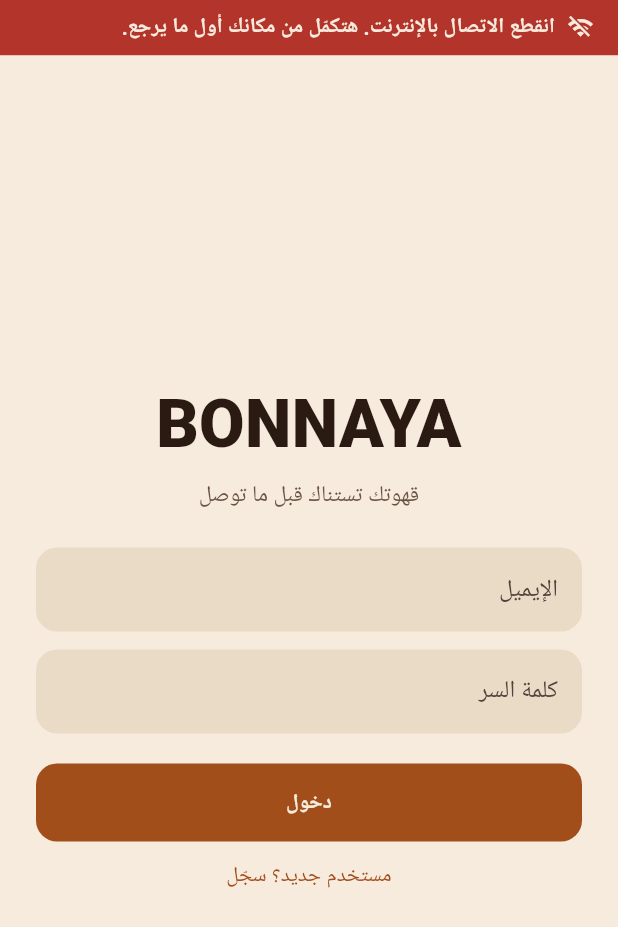
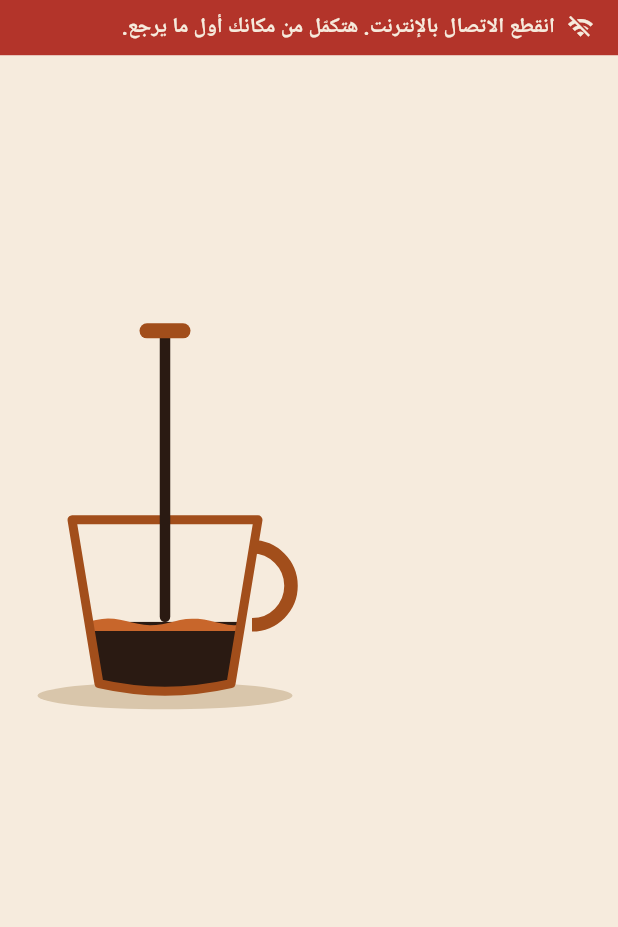
Before and after one commit to ahmedtepry/Tomiha, a Flutter app: the first screen one second after launch, on a phone screen of 412 x 824 dp. Shown: the top 927 px of the screen. Run offline on Flutter 3.47's test engine with Material 3 defaults, Android fonts, the phone set to English and light mode, and no system bars; our stand-ins replace google_fonts, pdf, printing, supabase_flutter; accounts and stored records are empty; network calls fail; Roboto replaces fonts that are missing (Cairo).

Commit message:
Add welcome splash: coffee pours into a cup with rising steam
Co-Authored-By: Claude Sonnet 5.5 <noreply@anthropic.com>
Claude-Session: https://claude.ai/code/session_01DwvKPaDmLtHuCwc6rRw3Lv

```diff
--- a/lib/customer.dart
+++ b/lib/customer.dart
@@ -3,6 +3,7 @@ import 'dart:async';
 import 'package:flutter/material.dart';
 
 import 'core.dart';
+import 'splash.dart';
 
 class CustomerApp extends StatelessWidget {
   const CustomerApp({super.key});
@@ -10,9 +11,11 @@ class CustomerApp extends StatelessWidget {
   @override
   Widget build(BuildContext context) {
     return nasyaMaterialApp(
-      AuthGate(
-        signedIn: () => const HomePage(),
-        signedOut: const AuthPage(title: 'قهوتك تستناك قبل ما توصل'),
+      SplashGate(
+        next: AuthGate(
+          signedIn: () => const HomePage(),
+          signedOut: const AuthPage(title: 'قهوتك تستناك قبل ما توصل'),
+        ),
       ),
     );
   }
--- /dev/null
+++ b/lib/splash.dart
@@ -0,0 +1,202 @@
+import 'dart:math' as math;
+
+import 'package:flutter/material.dart';
+
+import 'core.dart';
+
+/// Welcome animation: coffee pours into a cup, light steam rises, then [next] opens.
+class SplashGate extends StatefulWidget {
+  final Widget next;
+  const SplashGate({super.key, required this.next});
+  @override
+  State<SplashGate> createState() => _SplashGateState();
+}
+
+class _SplashGateState extends State<SplashGate>
+    with SingleTickerProviderStateMixin {
+  late final AnimationController _c = AnimationController(
+      vsync: this, duration: const Duration(milliseconds: 3600))
+    ..forward().whenComplete(() {
+      if (mounted) setState(() => _done = true);
+    });
+  bool _done = false;
+
+  @override
+  void dispose() {
+    _c.dispose();
+    super.dispose();
+  }
+
+  @override
+  Widget build(BuildContext context) {
+    return AnimatedSwitcher(
+      duration: const Duration(milliseconds: 500),
+      child: _done
+          ? KeyedSubtree(key: const ValueKey('next'), child: widget.next)
+          : Scaffold(
+              key: const ValueKey('splash'),
+              backgroundColor: cCream,
+              body: SafeArea(
+                child: Column(
+                  children: [
+                    const Spacer(flex: 3),
+                    SizedBox(
+                      width: 220,
+                      height: 260,
+                      child: AnimatedBuilder(
+                        animation: _c,
+                        builder: (_, __) => CustomPaint(
+                            painter: _CupPainter(_c.value)),
+                      ),
+                    ),
+                    const SizedBox(height: 24),
+                    AnimatedBuilder(
+                      animation: _c,
+                      builder: (_, __) {
+                        final t = ((_c.value - 0.55) / 0.3).clamp(0.0, 1.0);
+                        return Opacity(
+                          opacity: t,
+                          child: Transform.translate(
+                            offset: Offset(0, 10 * (1 - t)),
+                            child: const Text('BONNAYA',
+                                style: TextStyle(
+                                    fontSize: 38,
+                                    fontWeight: FontWeight.w800,
+                                    letterSpacing: 6,
+                                    color: cInk)),
+                          ),
+                        );
+                      },
+                    ),
+                    const SizedBox(height: 6),
+                    AnimatedBuilder(
+                      animation: _c,
+                      builder: (_, __) => Opacity(
+                        opacity: ((_c.value - 0.7) / 0.25).clamp(0.0, 1.0),
+                        child: const Text('أهلًا بيك في بنايه',
+                            style: TextStyle(fontSize: 16, color: cMuted)),
+                      ),
+                    ),
+                    const Spacer(flex: 4),
+                  ],
+                ),
+              ),
+            ),
+    );
+  }
+}
+
+class _CupPainter extends CustomPainter {
+  final double t; // 0..1 over the whole animation
+  _CupPainter(this.t);
+
+  double _seg(double a, double b) => ((t - a) / (b - a)).clamp(0.0, 1.0);
+
+  @override
+  void paint(Canvas canvas, Size s) {
+    final cx = s.width / 2;
+    // cup geometry
+    final top = s.height * 0.50;
+    final bottom = s.height * 0.92;
+    const topHalf = 62.0, botHalf = 44.0;
+    final cup = Path()
+      ..moveTo(cx - topHalf, top)
+      ..lineTo(cx + topHalf, top)
+      ..lineTo(cx + botHalf, bottom)
+      ..quadraticBezierTo(cx, bottom + 10, cx - botHalf, bottom)
+      ..close();
+
+    // saucer
+    canvas.drawOval(
+        Rect.fromCenter(
+            center: Offset(cx, bottom + 8), width: 170, height: 18),
+        Paint()..color = cHair);
+
+    // handle
+    canvas.drawArc(
+        Rect.fromCenter(
+            center: Offset(cx + topHalf - 4, top + 44), width: 52, height: 52),
+        -math.pi / 2,
+        math.pi,
+        false,
+        Paint()
+          ..style = PaintingStyle.stroke
+          ..strokeWidth = 9
+          ..color = cBrand);
+
+    // coffee level fills during pour (0.10 .. 0.55)
+    final fill = Curves.easeOut.transform(_seg(0.10, 0.55));
+    canvas.save();
+    canvas.clipPath(cup);
+    final level = bottom - (bottom - top - 8) * fill;
+    canvas.drawRect(Rect.fromLTRB(0, level, s.width, bottom + 12),
+        Paint()..color = cInk);
+    // little wave on the surface
+    if (fill > 0 && fill < 1) {
+      final wave = Path()..moveTo(cx - topHalf, level);
+      for (double x = -topHalf; x <= topHalf; x += 4) {
+        wave.lineTo(cx + x, level + math.sin(x / 9 + t * 40) * 2.2);
+      }
+      wave.lineTo(cx + topHalf, level + 6);
+      wave.lineTo(cx - topHalf, level + 6);
+      wave.close();
+      canvas.drawPath(wave, Paint()..color = cCopper);
+    }
+    canvas.restore();
+
+    // cup body (drawn as outline + soft fill for the empty part)
+    canvas.drawPath(
+        cup,
+        Paint()
+          ..style = PaintingStyle.stroke
+          ..strokeWidth = 6
+          ..strokeJoin = StrokeJoin.round
+          ..color = cBrand);
+
+    // pour stream from above
+    final pourOn = _seg(0.05, 0.12);
+    final pourOff = _seg(0.52, 0.60);
+    final stream = pourOn * (1 - pourOff);
+    if (stream > 0) {
+      final w = 7.0 * stream;
+      final startY = 0.0;
+      final endY = level.clamp(top, bottom);
+      canvas.drawRRect(
+          RRect.fromRectAndRadius(
+              Rect.fromLTRB(cx - w / 2, startY, cx + w / 2, endY),
+              Radius.circular(w)),
+          Paint()..color = cInk);
+      // spout
+      canvas.drawRRect(
+          RRect.fromRectAndRadius(
+              Rect.fromCenter(center: Offset(cx, 4), width: 34, height: 10),
+              const Radius.circular(5)),
+          Paint()..color = cBrand);
+    }
+
+    // steam: appears after the pour, gentle, looping wisps
+    final steamIn = _seg(0.55, 0.75);
+    if (steamIn > 0) {
+      for (int i = 0; i < 3; i++) {
+        final x0 = cx - 26 + i * 26.0;
+        final phase = (t * 2.2 + i * 0.33) % 1.0;
+        final y = top - 8 - phase * 78;
+        final a = (math.sin(phase * math.pi)) * 0.55 * steamIn;
+        final p = Path()..moveTo(x0, y);
+        for (double k = 0; k <= 36; k += 3) {
+          p.lineTo(x0 + math.sin((k + phase * 30) / 7 + i) * 6, y - k);
+        }
+        canvas.drawPath(
+            p,
+            Paint()
+              ..style = PaintingStyle.stroke
+              ..strokeCap = StrokeCap.round
+              ..strokeWidth = 5
+              ..color = cMuted.withOpacity(a.clamp(0.0, 1.0)));
+      }
+    }
+  }
+
+  @override
+  bool shouldRepaint(_CupPainter old) => old.t != t;
+}
```
